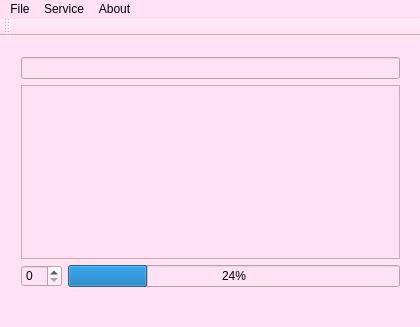
Old version of the form SSS2/mainwindow.ui in the repository Excla1mer/ASOIY.
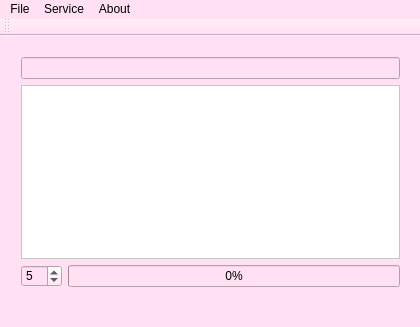
New version of the form.

```diff
--- a/SSS2/mainwindow.ui
+++ b/SSS2/mainwindow.ui
@@ -17,7 +17,7 @@
    <string notr="true">background-color: rgb(255, 225, 243)</string>
   </property>
   <widget class="QWidget" name="centralWidget">
-   <widget class="QWidget" name="">
+   <widget class="QWidget" name="layoutWidget">
     <property name="geometry">
      <rect>
       <x>10</x>
@@ -35,15 +35,22 @@
        <property name="enabled">
         <bool>false</bool>
        </property>
+       <property name="styleSheet">
+        <string notr="true">background-color: rgb(255,255,255);</string>
+       </property>
       </widget>
      </item>
      <item row="2" column="0">
-      <widget class="QSpinBox" name="spinBox"/>
+      <widget class="QSpinBox" name="spinBox">
+       <property name="value">
+        <number>5</number>
+       </property>
+      </widget>
      </item>
      <item row="2" column="1">
       <widget class="QProgressBar" name="progressBar">
        <property name="value">
-        <number>24</number>
+        <number>0</number>
        </property>
       </widget>
      </item>
```
Left out of the diff: 9 changed lines with no effect on the pictures.
